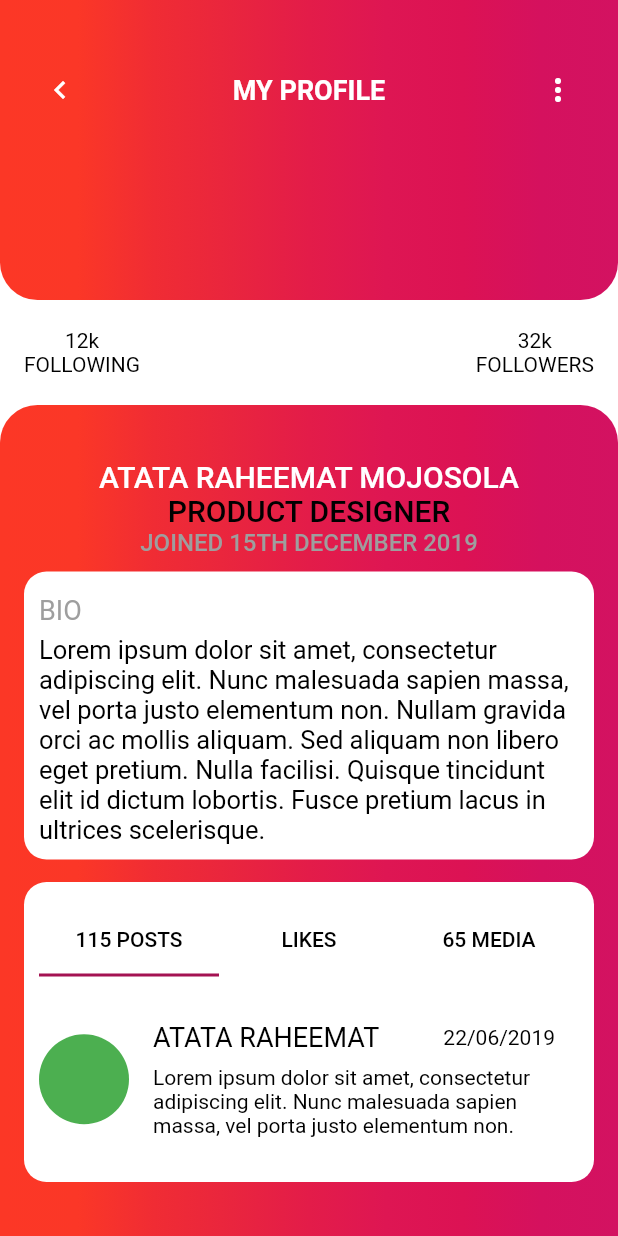
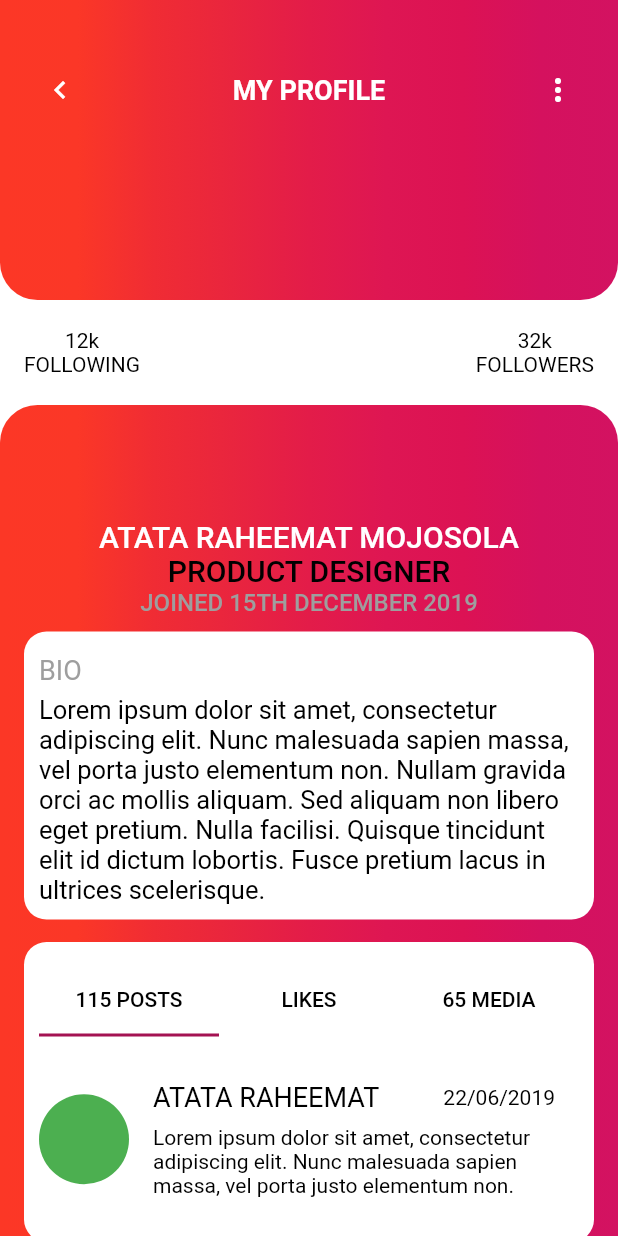
Before and after one commit to iamEtornam/Profile-UI-Challenge, a Flutter app: the screen it shows after launch, on a phone screen of 412 x 824 dp. Run offline on Flutter 3.47's test engine with Material 2 defaults, Android fonts, the phone set to English and light mode, and no system bars.

Commit message:
Update main.dart

```diff
--- a/lib/main.dart
+++ b/lib/main.dart
@@ -101,23 +101,31 @@ class ProfilePage extends StatelessWidget {
               colors: color,
               begin: Alignment.centerLeft,
               end: Alignment.centerRight)),
+      child: Padding(
+        padding: const EdgeInsets.only(top: 40.0),
         child: Column(
           crossAxisAlignment: CrossAxisAlignment.center,
           children: <Widget>[
             Text(
               'ATATA RAHEEMAT MOJOSOLA',
               style: TextStyle(
-                color: Colors.white, fontWeight: FontWeight.w500, fontSize: 20),
+                  color: Colors.white,
+                  fontWeight: FontWeight.w500,
+                  fontSize: 20),
             ),
             Text(
               'PRODUCT DESIGNER',
               style: TextStyle(
-                color: Colors.black, fontWeight: FontWeight.w500, fontSize: 20),
+                  color: Colors.black,
+                  fontWeight: FontWeight.w500,
+                  fontSize: 20),
             ),
             Text(
               'JOINED 15TH DECEMBER 2019',
               style: TextStyle(
-                color: Colors.grey, fontWeight: FontWeight.w500, fontSize: 16),
+                  color: Colors.grey,
+                  fontWeight: FontWeight.w500,
+                  fontSize: 16),
             ),
             SizedBox(
               height: 10,
@@ -238,6 +246,7 @@ class ProfilePage extends StatelessWidget {
             )
           ],
         ),
+      ),
     );
   }
 
```
Lines whose indentation alone changed are shown as unchanged.
